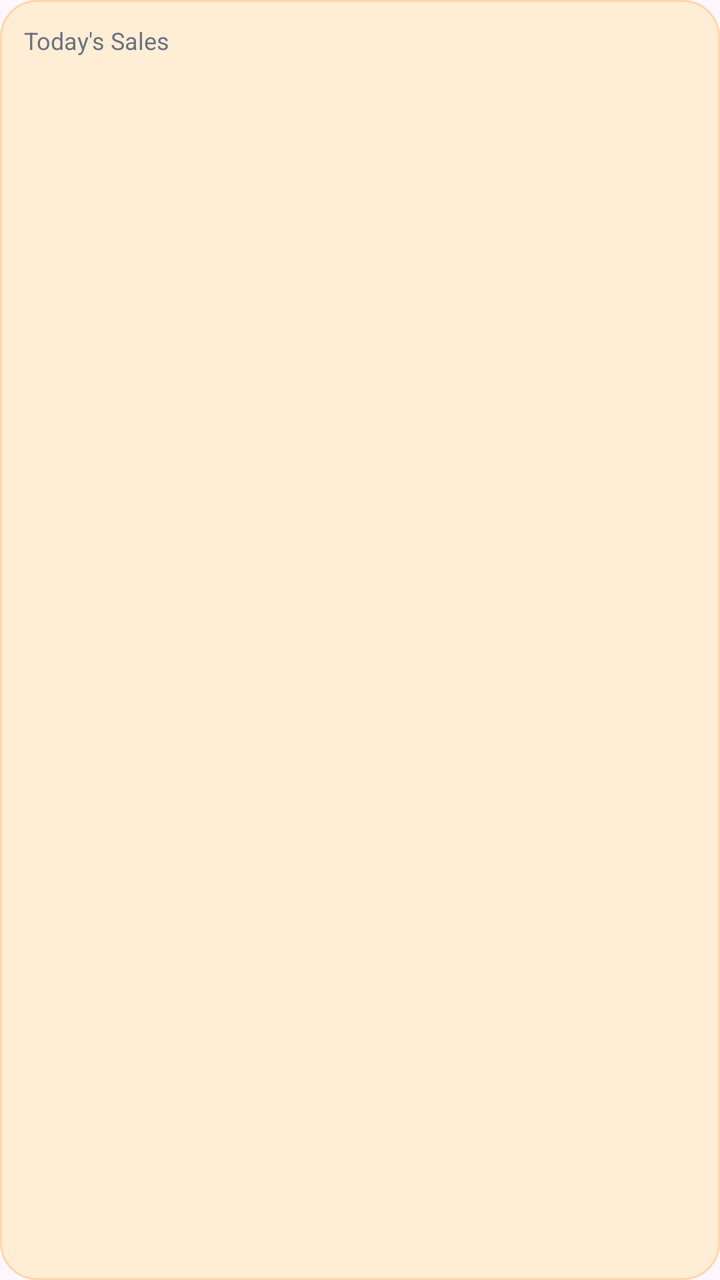
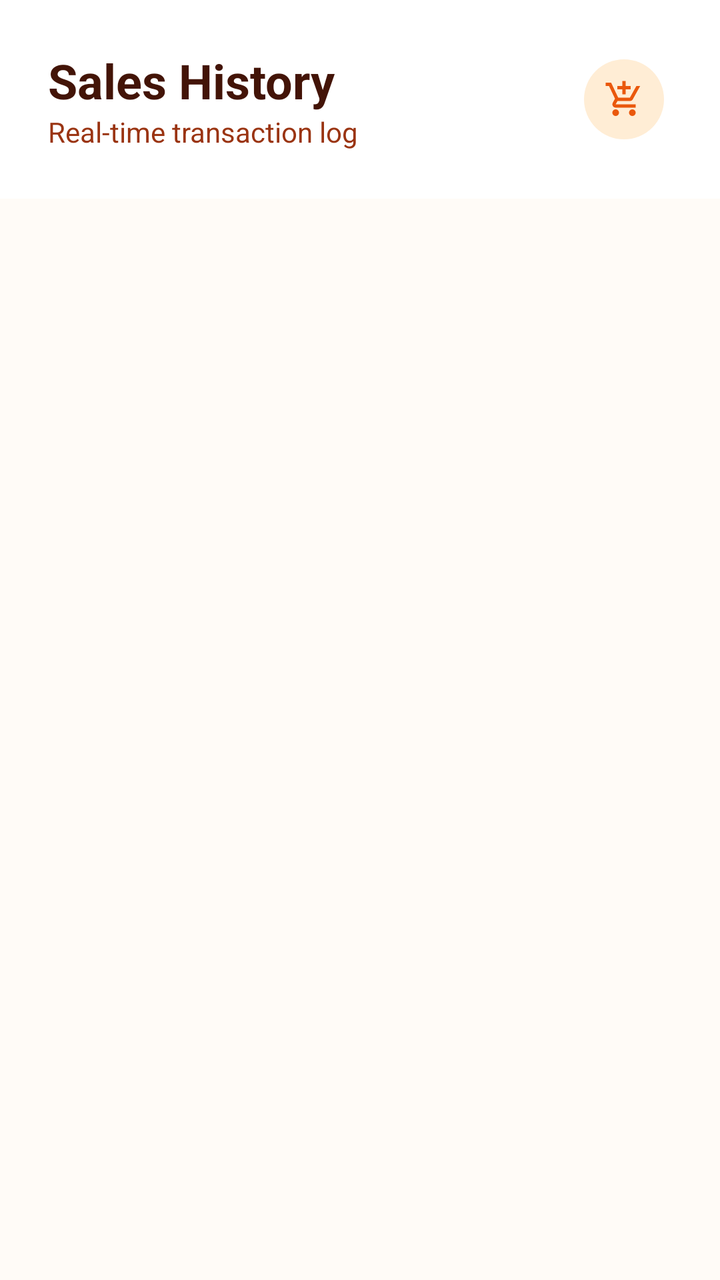

Compare the two renders of this Android layout. The source of the first and the diff that turns it into the second are given below.
<!-- AndroidManifest.xml: application theme Theme.Osebo -->
<!-- res/layout/activity_sales.xml -->
<LinearLayout xmlns:android="http://schemas.android.com/apk/res/android"
    android:layout_width="0dp"
    android:layout_weight="1"
    android:layout_height="100dp"
    android:layout_margin="16dp"
    android:orientation="vertical"
    android:padding="12dp"
    android:background="@drawable/bg_input_box">

    <TextView
        android:text="Today's Sales"
        android:layout_height="match_parent"
        android:layout_width="match_parent"
        android:id="@+id/tvsaless"
        android:textSize="12sp"
        android:textColor="#6B7280"/>

    <TextView
        android:id="@+id/tvSales"
        android:text="UGX 0"
        android:layout_height="match_parent"
        android:layout_width="match_parent"
        android:textSize="18sp"
        android:textStyle="bold"
        android:textColor="#111827"/>
</LinearLayout>
<!-- resources referenced by this layout -->
<resources>
  <!-- drawable bg_input_box (drawable) -->
  <?xml version="1.0" encoding="utf-8"?>
  <shape xmlns:android="http://schemas.android.com/apk/res/android">
  
      
      <solid android:color="@color/bg_surface"/>
  
      
      <corners android:radius="18dp"/>
  
      
      <stroke
          android:width="1dp"
          android:color="@color/border"/>
  
      
      <padding
          android:left="14dp"
          android:right="14dp"
          android:top="10dp"
          android:bottom="10dp"/>
  
  </shape>
  <style name="Theme.Osebo" parent="Base.Theme.Osebo" />
  <color name="bg_surface">#FFEDD5</color>
  <color name="border">#FED7AA</color>
  <style name="Base.Theme.Osebo" parent="Theme.Material3.DayNight.NoActionBar">
          
      </style>
</resources>

<!-- the commit's change to res/layout/activity_sales.xml (unified diff, before → after) -->
@@ -1,26 +1,76 @@
-<LinearLayout xmlns:android="http://schemas.android.com/apk/res/android"
-    android:layout_width="0dp"
-    android:layout_weight="1"
-    android:layout_height="100dp"
-    android:layout_margin="16dp"
-    android:orientation="vertical"
-    android:padding="12dp"
-    android:background="@drawable/bg_input_box">
+<?xml version="1.0" encoding="utf-8"?>
+<androidx.constraintlayout.widget.ConstraintLayout xmlns:android="http://schemas.android.com/apk/res/android"
+    xmlns:app="http://schemas.android.com/apk/res-auto"
+    xmlns:tools="http://schemas.android.com/tools"
+    android:layout_width="match_parent"
+    android:layout_height="match_parent"
+    android:background="@color/bg_page"
+    tools:context=".SalesActivity">
+
+    
+    <LinearLayout
+        android:id="@+id/header"
+        android:layout_width="match_parent"
+        android:layout_height="wrap_content"
+        android:background="@color/surface"
+        android:padding="24dp"
+        android:orientation="horizontal"
+        android:gravity="center_vertical"
+        app:layout_constraintTop_toTopOf="parent">
+
+        <LinearLayout
+            android:layout_width="0dp"
+            android:layout_height="wrap_content"
+            android:layout_weight="1"
+            android:orientation="vertical">
+
+            <TextView
+                android:layout_width="wrap_content"
+                android:layout_height="wrap_content"
+                android:text="Sales History"
+                android:textSize="24sp"
+                android:textStyle="bold"
+                android:textColor="@color/text_primary" />
+
+            <TextView
+                android:id="@+id/txtSaleSummary"
+                android:layout_width="wrap_content"
+                android:layout_height="wrap_content"
+                android:text="Real-time transaction log"
+                android:textColor="@color/text_muted"
+                android:textSize="14sp" />
+        </LinearLayout>
+
+        <com.google.android.material.button.MaterialButton
+            android:id="@+id/btnNewSale"
+            style="@style/Widget.Material3.Button.IconButton"
+            android:layout_width="48dp"
+            android:layout_height="48dp"
+            app:icon="@drawable/ic_cart"
+            app:iconTint="@color/primary"
+            app:backgroundTint="@color/primaryLight"/>
+    </LinearLayout>
+
+    <androidx.recyclerview.widget.RecyclerView
+        android:id="@+id/recyclerSales"
+        android:layout_width="match_parent"
+        android:layout_height="0dp"
+        android:padding="16dp"
+        android:clipToPadding="false"
+        app:layout_constraintTop_toBottomOf="@id/header"
+        app:layout_constraintBottom_toBottomOf="parent"/>
 
     <TextView
-        android:text="Today's Sales"
-        android:layout_height="match_parent"
-        android:layout_width="match_parent"
-        android:id="@+id/tvsaless"
-        android:textSize="12sp"
-        android:textColor="#6B7280"/>
+        android:id="@+id/txtEmpty"
+        android:layout_width="wrap_content"
+        android:layout_height="wrap_content"
+        android:text="No sales recorded yet."
+        android:gravity="center"
+        android:textColor="@color/text_muted"
+        android:visibility="gone"
+        app:layout_constraintTop_toTopOf="parent"
+        app:layout_constraintBottom_toBottomOf="parent"
+        app:layout_constraintStart_toStartOf="parent"
+        app:layout_constraintEnd_toEndOf="parent"/>
 
-    <TextView
-        android:id="@+id/tvSales"
-        android:text="UGX 0"
-        android:layout_height="match_parent"
-        android:layout_width="match_parent"
-        android:textSize="18sp"
-        android:textStyle="bold"
-        android:textColor="#111827"/>
-</LinearLayout>
+</androidx.constraintlayout.widget.ConstraintLayout>
<!-- resource entries referenced after the edit -->
@@ -1,31 +1,18 @@
 <!-- resources referenced by this layout -->
 <resources>
-  <!-- drawable bg_input_box (drawable) -->
-  <?xml version="1.0" encoding="utf-8"?>
-  <shape xmlns:android="http://schemas.android.com/apk/res/android">
-  
+  <color name="bg_page">#FFFBF7</color>
+  <color name="primary">#EA580C</color>
+  <color name="primaryLight">#FFEDD5</color>
+  <color name="surface">#FFFFFF</color>
+  <color name="text_muted">#9A3412</color>
+  <color name="text_primary">#431407</color>
+  <!-- drawable ic_cart (drawable) -->
+  <vector xmlns:android="http://schemas.android.com/apk/res/android" android:height="24dp" android:tint="#000000" android:viewportHeight="960" android:viewportWidth="960" android:width="24dp">
+        
+      <path android:fillColor="@android:color/white" android:pathData="M440,360L440,240L320,240L320,160L440,160L440,40L520,40L520,160L640,160L640,240L520,240L520,360L440,360ZM223.5,856.5Q200,833 200,800Q200,767 223.5,743.5Q247,720 280,720Q313,720 336.5,743.5Q360,767 360,800Q360,833 336.5,856.5Q313,880 280,880Q247,880 223.5,856.5ZM623.5,856.5Q600,833 600,800Q600,767 623.5,743.5Q647,720 680,720Q713,720 736.5,743.5Q760,767 760,800Q760,833 736.5,856.5Q713,880 680,880Q647,880 623.5,856.5ZM40,160L40,80L171,80L341,440L621,440Q621,440 621,440Q621,440 621,440L777,160L868,160L692,478Q681,498 662.5,509Q644,520 622,520L324,520L280,600Q280,600 280,600Q280,600 280,600L760,600L760,680L280,680Q235,680 211.5,641Q188,602 210,562L264,464L120,160L40,160Z"/>
       
-      <solid android:color="@color/bg_surface"/>
-  
-      
-      <corners android:radius="18dp"/>
-  
-      
-      <stroke
-          android:width="1dp"
-          android:color="@color/border"/>
-  
-      
-      <padding
-          android:left="14dp"
-          android:right="14dp"
-          android:top="10dp"
-          android:bottom="10dp"/>
-  
-  </shape>
+  </vector>
   <style name="Theme.Osebo" parent="Base.Theme.Osebo" />
-  <color name="bg_surface">#FFEDD5</color>
-  <color name="border">#FED7AA</color>
   <style name="Base.Theme.Osebo" parent="Theme.Material3.DayNight.NoActionBar">
           
       </style>
